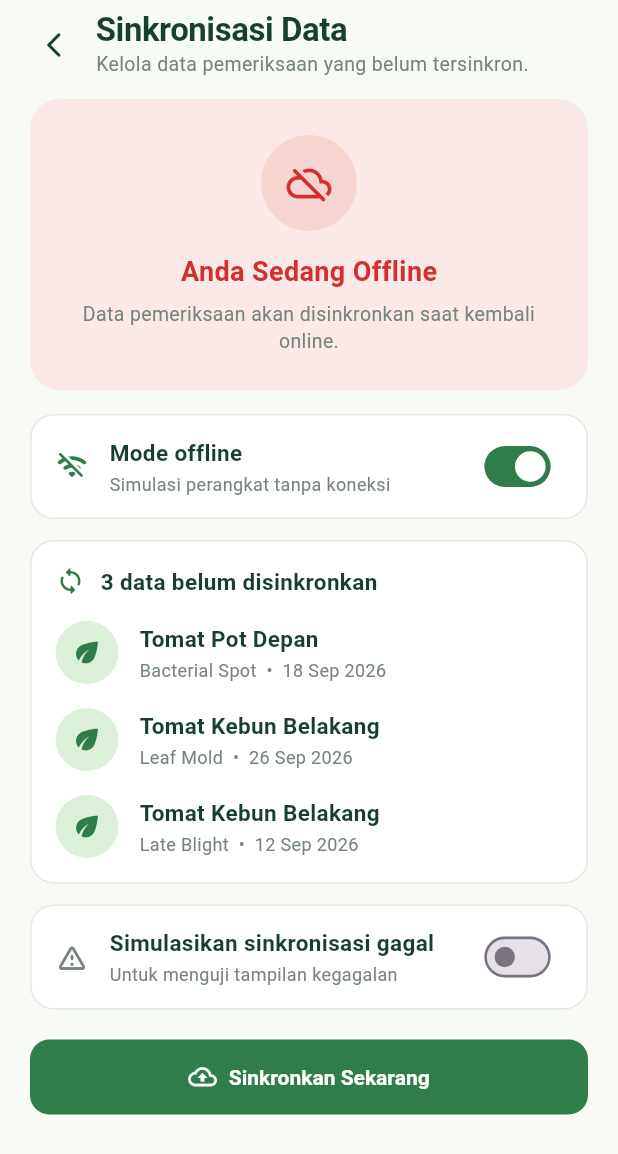
After one commit to Indhirayc/PBL_Kelompok1_LeafItToMe, a Flutter app: the SyncStatusPage screen opened by its route, on a phone screen of 412 x 824 dp. The commit adds this screen. Shown: the top 1154 px of the screen. Run offline on Flutter 3.47's test engine with Material 3 defaults, Android fonts, the phone set to English and light mode, and no system bars; our stand-ins replace flutter_svg, go_router.

Commit message:
feat(sync): add offline sync status page

```diff
--- a/mobile_app/lib/app/router/app_router.dart
+++ b/mobile_app/lib/app/router/app_router.dart
@@ -24,6 +24,7 @@ import '../../features/history/views/history_page.dart';
 import '../../features/history/views/history_detail_page.dart';
 import '../../features/history/views/treatment_recommendation_page.dart';
 import '../../features/history/views/disease_detail_page.dart';
+import '../../features/sync/views/sync_status_page.dart';
 
 abstract final class AppRouter {
   static final GoRouter router = GoRouter(
@@ -209,6 +210,11 @@ abstract final class AppRouter {
         },
       ),
       GoRoute(
+        path: '/sync-status',
+        name: 'sync-status',
+        builder: (context, state) => const SyncStatusPage(),
+      ),
+      GoRoute(
         path: '/profile',
         name: 'profile',
         builder: (context, state) => const ProfilePage(),
--- a/mobile_app/lib/features/history/views/history_page.dart
+++ b/mobile_app/lib/features/history/views/history_page.dart
@@ -18,18 +18,6 @@ class HistoryPage extends StatelessWidget {
   static const Color _avatarGreen = Color(0xFFDCEFD9);
   static const Color _primaryGreen = Color(0xFF2F7D4A);
 
-  void _showSyncPlaceholder(BuildContext context) {
-    ScaffoldMessenger.of(context)
-      ..hideCurrentSnackBar()
-      ..showSnackBar(
-        const SnackBar(
-          content: Text('Sinkronisasi data segera hadir.'),
-          duration: Duration(seconds: 2),
-          behavior: SnackBarBehavior.floating,
-        ),
-      );
-  }
-
   @override
   Widget build(BuildContext context) {
     final HistoryPlant selected = plant ?? HistoryData.plants.first;
@@ -47,7 +35,7 @@ class HistoryPage extends StatelessWidget {
               title: 'Riwayat Pemeriksaan',
               subtitle: 'Hasil pemeriksaan untuk tanaman ini.',
               action: IconButton(
-                onPressed: () => _showSyncPlaceholder(context),
+                onPressed: () => context.pushNamed('sync-status'),
                 tooltip: 'Sinkronisasi data',
                 padding: EdgeInsets.zero,
                 constraints: const BoxConstraints(minWidth: 40, minHeight: 40),
--- /dev/null
+++ b/mobile_app/lib/features/sync/data/sync_data.dart
@@ -0,0 +1,54 @@
+const List<String> _syncMonthNames = [
+  'Jan',
+  'Feb',
+  'Mar',
+  'Apr',
+  'Mei',
+  'Jun',
+  'Jul',
+  'Agu',
+  'Sep',
+  'Okt',
+  'Nov',
+  'Des',
+];
+
+String formatSyncDate(DateTime date) =>
+    '${date.day} ${_syncMonthNames[date.month - 1]} ${date.year}';
+
+class SyncItem {
+  final String id;
+  final String plantName;
+  final String diseaseName;
+  final DateTime date;
+
+  const SyncItem({
+    required this.id,
+    required this.plantName,
+    required this.diseaseName,
+    required this.date,
+  });
+}
+
+abstract final class SyncData {
+  static final List<SyncItem> items = [
+    SyncItem(
+      id: 'S-001',
+      plantName: 'Tomat Pot Depan',
+      diseaseName: 'Bacterial Spot',
+      date: DateTime(2026, 9, 18),
+    ),
+    SyncItem(
+      id: 'S-002',
+      plantName: 'Tomat Kebun Belakang',
+      diseaseName: 'Leaf Mold',
+      date: DateTime(2026, 9, 26),
+    ),
+    SyncItem(
+      id: 'S-003',
+      plantName: 'Tomat Kebun Belakang',
+      diseaseName: 'Late Blight',
+      date: DateTime(2026, 9, 12),
+    ),
+  ];
+}
--- /dev/null
+++ b/mobile_app/lib/features/sync/views/sync_status_page.dart
@@ -0,0 +1,319 @@
+import 'package:flutter/material.dart';
+
+import '../../history/widgets/history_page_header.dart';
+import '../data/sync_data.dart';
+
+class SyncStatusPage extends StatefulWidget {
+  const SyncStatusPage({super.key});
+
+  @override
+  State<SyncStatusPage> createState() => _SyncStatusPageState();
+}
+
+class _SyncStatusPageState extends State<SyncStatusPage> {
+  static const Color _background = Color(0xFFF8FAF5);
+  static const Color _darkGreen = Color(0xFF183E2D);
+  static const Color _secondaryText = Color(0xFF75857B);
+  static const Color _border = Color(0xFFE3EAE4);
+  static const Color _primaryGreen = Color(0xFF2F7D4A);
+  static const Color _accentGreen = Color(0xFFE8F5E9);
+  static const Color _avatarGreen = Color(0xFFDCEFD9);
+  static const Color _offlineBg = Color(0xFFFBE9E7);
+  static const Color _offlineIconBg = Color(0xFFF6D5D1);
+  static const Color _offlineRed = Color(0xFFD32F2F);
+
+  bool _offlineMode = true;
+  bool _simulateFailure = false;
+
+  void _showUiOnlyMessage() {
+    ScaffoldMessenger.of(context)
+      ..hideCurrentSnackBar()
+      ..showSnackBar(
+        const SnackBar(
+          content: Text('Proses sinkronisasi segera hadir.'),
+          duration: Duration(seconds: 2),
+          behavior: SnackBarBehavior.floating,
+        ),
+      );
+  }
+
+  @override
+  Widget build(BuildContext context) {
+    final List<SyncItem> items = SyncData.items;
+
+    return Scaffold(
+      backgroundColor: _background,
+      body: SafeArea(
+        bottom: false,
+        child: Column(
+          children: [
+            const HistoryPageHeader(
+              title: 'Sinkronisasi Data',
+              subtitle: 'Kelola data pemeriksaan yang belum tersinkron.',
+              fallbackRoute: 'history',
+            ),
+            Expanded(
+              child: ListView(
+                padding: const EdgeInsets.fromLTRB(20, 8, 20, 24),
+                children: [
+                  _buildConnectionBanner(),
+                  const SizedBox(height: 16),
+                  _buildOfflineToggleCard(),
+                  const SizedBox(height: 14),
+                  _buildPendingCard(items),
+                  const SizedBox(height: 14),
+                  _buildSimulateFailureCard(),
+                  const SizedBox(height: 20),
+                  SizedBox(
+                    width: double.infinity,
+                    height: 50,
+                    child: ElevatedButton(
+                      key: const Key('syncNowButton'),
+                      onPressed: _showUiOnlyMessage,
+                      style: ElevatedButton.styleFrom(
+                        backgroundColor: _primaryGreen,
+                        foregroundColor: Colors.white,
+                        elevation: 0,
+                        shape: RoundedRectangleBorder(
+                          borderRadius: BorderRadius.circular(13),
+                        ),
+                        textStyle: const TextStyle(
+                          fontSize: 14,
+                          fontWeight: FontWeight.w700,
+                        ),
+                      ),
+                      child: const Row(
+                        mainAxisAlignment: MainAxisAlignment.center,
+                        children: [
+                          Icon(Icons.cloud_upload_outlined, size: 19),
+                          SizedBox(width: 8),
+                          Text('Sinkronkan Sekarang'),
+                        ],
+                      ),
+                    ),
+                  ),
+                ],
+              ),
+            ),
+          ],
+        ),
+      ),
+    );
+  }
+
+  Widget _buildConnectionBanner() {
+    final bool offline = _offlineMode;
+    final Color background = offline ? _offlineBg : _accentGreen;
+    final Color iconBg = offline ? _offlineIconBg : _avatarGreen;
+    final Color iconColor = offline ? _offlineRed : _primaryGreen;
+    final String title = offline ? 'Anda Sedang Offline' : 'Anda Sudah Online';
+    final String subtitle = offline
+        ? 'Data pemeriksaan akan disinkronkan saat kembali online.'
+        : 'Data pemeriksaan siap disinkronkan ke penyimpanan cloud.';
+
+    return Container(
+      width: double.infinity,
+      padding: const EdgeInsets.symmetric(horizontal: 20, vertical: 24),
+      decoration: BoxDecoration(
+        color: background,
+        borderRadius: BorderRadius.circular(20),
+      ),
+      child: Column(
+        children: [
+          Container(
+            width: 64,
+            height: 64,
+            decoration: BoxDecoration(color: iconBg, shape: BoxShape.circle),
+            child: Icon(
+              offline ? Icons.cloud_off_rounded : Icons.cloud_done_rounded,
+              color: iconColor,
+              size: 30,
+            ),
+          ),
+          const SizedBox(height: 14),
+          Text(
+            title,
+            style: TextStyle(
+              color: iconColor,
+              fontSize: 18,
+              fontWeight: FontWeight.w700,
+            ),
+          ),
+          const SizedBox(height: 6),
+          Text(
+            subtitle,
+            textAlign: TextAlign.center,
+            style: const TextStyle(
+              color: _secondaryText,
+              fontSize: 13,
+              height: 1.4,
+            ),
+          ),
+        ],
+      ),
+    );
+  }
+
+  Widget _buildOfflineToggleCard() {
+    return Container(
+      padding: const EdgeInsets.symmetric(horizontal: 16, vertical: 10),
+      decoration: _cardDecoration(),
+      child: Row(
+        children: [
+          const Icon(Icons.wifi_off_rounded, color: _primaryGreen, size: 22),
+          const SizedBox(width: 14),
+          const Expanded(
+            child: Column(
+              crossAxisAlignment: CrossAxisAlignment.start,
+              children: [
+                Text(
+                  'Mode offline',
+                  style: TextStyle(
+                    color: _darkGreen,
+                    fontSize: 15,
+                    fontWeight: FontWeight.w700,
+                  ),
+                ),
+                SizedBox(height: 2),
+                Text(
+                  'Simulasi perangkat tanpa koneksi',
+                  style: TextStyle(color: _secondaryText, fontSize: 12),
+                ),
+              ],
+            ),
+          ),
+          Transform.scale(
+            scale: 0.85,
+            child: Switch(
+              value: _offlineMode,
+              activeTrackColor: _primaryGreen,
+              onChanged: (value) => setState(() => _offlineMode = value),
+            ),
+          ),
+        ],
+      ),
+    );
+  }
+
+  Widget _buildPendingCard(List<SyncItem> items) {
+    return Container(
+      width: double.infinity,
+      padding: const EdgeInsets.all(16),
+      decoration: _cardDecoration(),
+      child: Column(
+        crossAxisAlignment: CrossAxisAlignment.start,
+        children: [
+          Row(
+            children: [
+              const Icon(Icons.sync_rounded, color: _primaryGreen, size: 20),
+              const SizedBox(width: 10),
+              Text(
+                '${items.length} data belum disinkronkan',
+                style: const TextStyle(
+                  color: _darkGreen,
+                  fontSize: 15,
+                  fontWeight: FontWeight.w700,
+                ),
+              ),
+            ],
+          ),
+          const SizedBox(height: 16),
+          for (int i = 0; i < items.length; i++) ...[
+            _buildPendingItem(items[i]),
+            if (i != items.length - 1) const SizedBox(height: 16),
+          ],
+        ],
+      ),
+    );
+  }
+
+  Widget _buildPendingItem(SyncItem item) {
+    return Row(
+      children: [
+        Container(
+          width: 42,
+          height: 42,
+          decoration: const BoxDecoration(
+            color: _avatarGreen,
+            shape: BoxShape.circle,
+          ),
+          child: const Icon(Icons.eco_rounded, color: _primaryGreen, size: 22),
+        ),
+        const SizedBox(width: 14),
+        Expanded(
+          child: Column(
+            crossAxisAlignment: CrossAxisAlignment.start,
+            children: [
+              Text(
+                item.plantName,
+                style: const TextStyle(
+                  color: _darkGreen,
+                  fontSize: 15,
+                  fontWeight: FontWeight.w700,
+                ),
+              ),
+              const SizedBox(height: 2),
+              Text(
+                '${item.diseaseName}  •  ${formatSyncDate(item.date)}',
+                style: const TextStyle(color: _secondaryText, fontSize: 12),
+              ),
+            ],
+          ),
+        ),
+      ],
+    );
+  }
+
+  Widget _buildSimulateFailureCard() {
+    return Container(
+      padding: const EdgeInsets.symmetric(horizontal: 16, vertical: 10),
+      decoration: _cardDecoration(),
+      child: Row(
+        children: [
+          const Icon(
+            Icons.warning_amber_rounded,
+            color: _secondaryText,
+            size: 22,
+          ),
+          const SizedBox(width: 14),
+          const Expanded(
+            child: Column(
+              crossAxisAlignment: CrossAxisAlignment.start,
+              children: [
+                Text(
+                  'Simulasikan sinkronisasi gagal',
+                  style: TextStyle(
+                    color: _darkGreen,
+                    fontSize: 15,
+                    fontWeight: FontWeight.w700,
+                  ),
+                ),
+                SizedBox(height: 2),
+                Text(
+                  'Untuk menguji tampilan kegagalan',
+                  style: TextStyle(color: _secondaryText, fontSize: 12),
+                ),
+              ],
+            ),
+          ),
+          Transform.scale(
+            scale: 0.85,
+            child: Switch(
+              value: _simulateFailure,
+              activeTrackColor: _primaryGreen,
+              onChanged: (value) => setState(() => _simulateFailure = value),
+            ),
+          ),
+        ],
+      ),
+    );
+  }
+
+  BoxDecoration _cardDecoration() {
+    return BoxDecoration(
+      color: Colors.white,
+      borderRadius: BorderRadius.circular(16),
+      border: Border.all(color: _border),
+    );
+  }
+}
```
Also changed, not shown: 1 other file.
